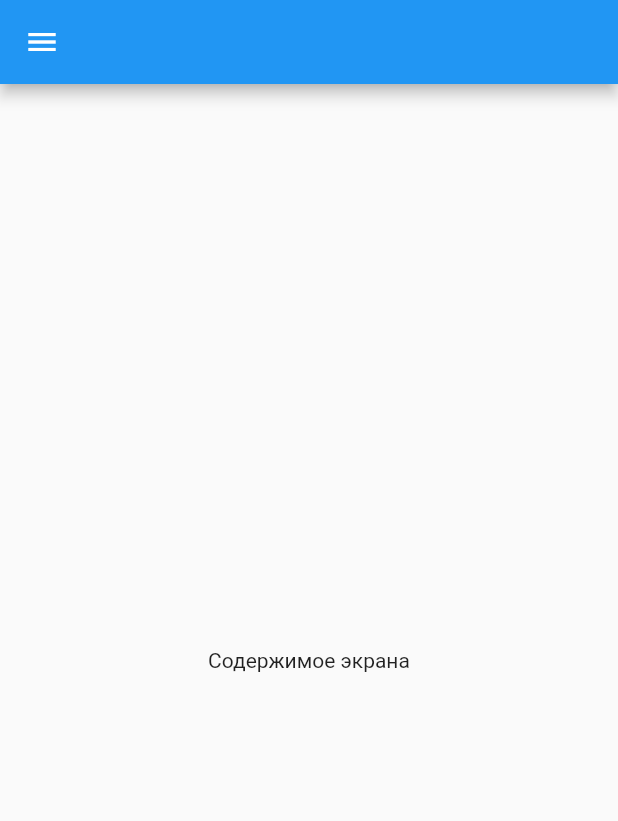
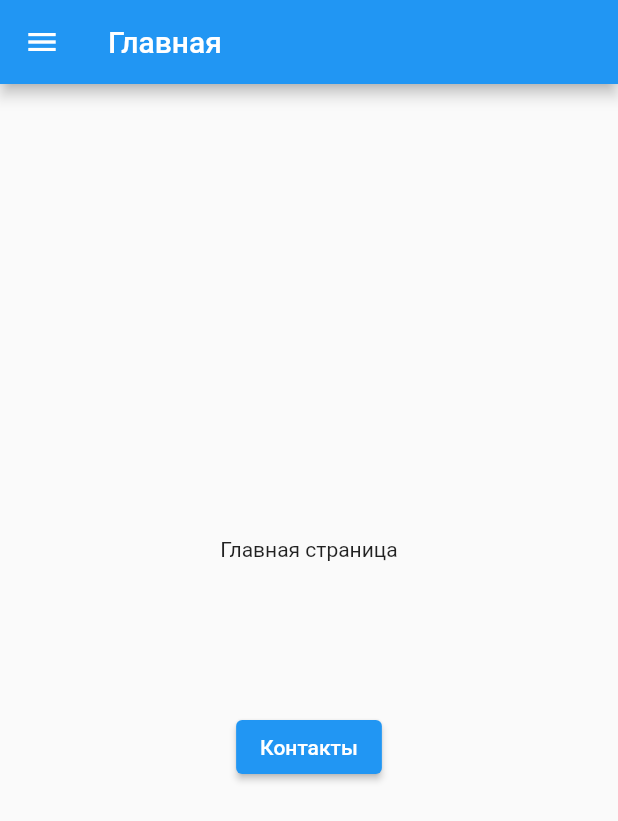
Before and after one commit to MPozh/widgets_demo, a Flutter app: the screen it shows after launch, on a phone screen of 412 x 824 dp. Shown: the top 821 px of the screen. Run offline on Flutter 3.47's test engine with Material 2 defaults, Android fonts, the phone set to English and light mode, and no system bars; our stand-ins replace syncfusion_flutter_sliders; missing offline and left inert: sliding_switch.

Commit message:
добавлена навигация по страницам, чекбокс, радиовыбор, ащик, кнопки на верхней панели

```diff
--- /dev/null
+++ b/lib/app_bar_screen.dart
@@ -0,0 +1,38 @@
+//import 'dart:html';
+
+import 'package:flutter/material.dart';
+
+class AppBarScreen extends StatefulWidget {
+  const AppBarScreen({Key? key}) : super(key: key);
+
+  @override
+  _AppBarScreenState createState() => _AppBarScreenState();
+}
+
+class _AppBarScreenState extends State<AppBarScreen> {
+
+  @override
+  Widget build(BuildContext context) {
+    final ButtonStyle buttonstyle =
+        TextButton.styleFrom(primary: Theme.of(context).colorScheme.onPrimary);
+
+    return MaterialApp(
+      home: Scaffold(
+        appBar: AppBar(
+          title: Text("Демо AppBar"),
+          actions: <Widget>[
+            IconButton(
+                tooltip: "Содержимое",
+                onPressed: (){}, icon: const Icon(Icons.wallet_travel)),
+            IconButton(onPressed: (){}, icon: const Icon(Icons.access_alarm)),
+            TextButton(
+                onPressed: () {},
+                child: const Text("Профиль"),
+                style: buttonstyle,)
+          ],
+        ),
+        body: Center(child: Text("Контент")),
+      ),
+    );
+  }
+}
--- /dev/null
+++ b/lib/navigation_demo.dart
@@ -0,0 +1,248 @@
+import 'package:flutter/material.dart';
+import 'package:widgets_demo/text_demo_screen.dart';
+
+class NavigationDemoScreen extends StatefulWidget {
+  const NavigationDemoScreen({Key? key}) : super(key: key);
+
+  @override
+  _NavigationDemoScreenState createState() => _NavigationDemoScreenState();
+}
+
+class _NavigationDemoScreenState extends State<NavigationDemoScreen> {
+
+
+  @override
+  Widget build(BuildContext context) {
+    return MaterialApp(
+      //home: const MailScreen() - home здесь нельзя указывать, не работает с initialRoute
+      initialRoute: '/',
+      routes: {
+        '/': (context) => const MainScreen(),
+        '/contacts': (context) => const SecondScreen(),
+        '/radio': (context) => const RadioScreen(),
+      },
+    );
+  }
+}
+
+Widget navDrawer(context) => Drawer(
+  child: ListView(padding: EdgeInsets.zero, children: [
+    DrawerHeader(
+        decoration: const BoxDecoration(color: Colors.blue),
+        child: Container(height: 200,
+          child: Column(
+            mainAxisAlignment: MainAxisAlignment.center,
+            crossAxisAlignment: CrossAxisAlignment.center,
+            children: [
+              Container(
+                height: 100,
+                decoration: const BoxDecoration(
+                    borderRadius: BorderRadius.all(Radius.circular(50.0))
+                ),
+                child: Image.network("https://upload.wikimedia.org/wikipedia/commons/thumb/4/44/Google-flutter-logo.svg/320px-Google-flutter-logo.svg.png",),
+              ),
+              const Text("Кейс 2.3 Навигация")
+            ],
+          ),
+        )
+    ),
+
+    ListTile(
+      leading: const Icon(Icons.one_k),
+      title: const Text("Главная"),
+      onTap: () {
+        //Navigator.pop(context);
+        Navigator.pushNamed(context, '/');
+      },
+    ),
+    ListTile(
+      leading: const Icon(Icons.two_k),
+      title: const Text("Контакты"),
+      onTap: () {
+        //Navigator.pop(context);
+        Navigator.pushNamed(context, '/contacts');
+      },
+    ),
+    const Divider(),
+    const Padding(
+      padding: EdgeInsets.only(left: 10),
+      child: Text("Профиль"),
+    ),
+    ListTile(
+      leading: const Icon(Icons.three_k),
+      title: const Text("Выбор"),
+      onTap: () {
+        //Navigator.pop(context);
+      Navigator.pushNamed(context, '/radio');
+      },
+    ),
+   ],
+  ),
+ );
+
+class MainScreen extends StatelessWidget {
+  const MainScreen({Key? key}) : super(key: key);
+
+  @override
+  Widget build(BuildContext context) {
+    return Scaffold(
+      appBar: AppBar(title: const Text('Главная')),
+      drawer: navDrawer(context),
+      body: Center(
+        child: Column(mainAxisAlignment: MainAxisAlignment.center,
+          children: [
+            const Text('Главная страница'),
+            const SizedBox(height: 100,),
+            ElevatedButton(
+                onPressed: () {
+                  Navigator.pushNamed(context, '/contacts');
+                  },
+               child: const Text('Контакты'),
+            ),
+           ]
+        ),
+      ),
+    );
+  }
+}
+
+class SecondScreen1 extends StatelessWidget {
+  const SecondScreen1({Key? key}) : super(key: key);
+
+  @override
+  Widget build(BuildContext context) {
+    return Scaffold(
+      appBar: AppBar(title: const Text('Контакты')),
+      drawer: navDrawer(context),
+      body: Center(
+        child: Column(mainAxisAlignment: MainAxisAlignment.center,
+            children: [
+              const Text('Страница контактов'),
+              const SizedBox(height: 100,),
+              ElevatedButton(
+                onPressed: () {
+                  Navigator.pop(context);
+                },
+                child: const Text('Назад'),),
+            ]
+        ),
+      ),
+    );
+  }
+}
+
+class SecondScreen extends StatefulWidget {
+  const SecondScreen({Key? key}) : super(key: key);
+
+  @override
+  _SecondScreenState createState() => _SecondScreenState();
+}
+
+class _SecondScreenState extends State<SecondScreen> {
+
+  @override
+  Widget build(BuildContext context) {
+    final ButtonStyle buttoned =
+    TextButton.styleFrom(primary: Theme
+        .of(context)
+        .colorScheme
+        .onPrimary);
+
+    return MaterialApp(
+      home: Scaffold(
+        appBar: AppBar(
+          title: Text("Контакты"),
+          actions: <Widget>[
+            IconButton(
+                tooltip: "Досье",
+                onPressed: () {}, icon: const Icon(Icons.wallet_travel)),
+            IconButton(onPressed: () {},
+                icon: const Icon(Icons.production_quantity_limits)),
+            TextButton(
+              onPressed: () {
+                Navigator.pushNamed(context, '/radio');
+              },
+              child: const Text("Выбрать"),
+              style: buttoned,)
+          ],
+        ),
+        drawer: navDrawer(context),
+        body: Center(child: Text("Контент")),
+      ),
+    );
+  }
+}
+
+
+
+class RadioScreen extends StatefulWidget {
+  const RadioScreen({Key? key}) : super(key: key);
+
+  @override
+  _RadioScreenState createState() => _RadioScreenState();
+}
+
+enum Person {first, second, third}
+
+class _RadioScreenState extends State<RadioScreen> {
+  bool _checked = false;
+  //bool _confirmAgreement = true;
+  Person? _person = Person.first;
+
+  void _onPersChange(Person? value) {
+    setState(() {
+      _person = value;
+    });
+  }
+
+  @override
+  Widget build(BuildContext context) {
+    return MaterialApp(
+      home: Scaffold(
+        appBar: AppBar(),
+        body: Center(
+          child: Column(
+              children: [
+                Row(
+                  children: [
+                    Checkbox(value: _checked, onChanged: (val) {
+                      setState(() {
+                        _checked = !_checked;
+                      });
+                    }),
+                    Text('Необходимо выбрать'),
+                  ],
+                ),
+                const Text('Участники: '),
+                RadioListTile<Person>(
+                  title: const Text('Вася'),
+                  value: Person.first,
+                  groupValue: _person,
+                  onChanged: _onPersChange,
+                ),
+                RadioListTile<Person>(
+                  title: const Text('Петя'),
+                  value: Person.second,
+                  groupValue: _person,
+                  onChanged: _onPersChange,
+                ),
+                RadioListTile<Person>(
+                  title: const Text('Серёжа'),
+                  value: Person.third,
+                  groupValue: _person,
+                  onChanged: _onPersChange,
+                ),
+                const SizedBox(height: 100,),
+                ElevatedButton(
+                  onPressed: () {
+                    Navigator.pushNamed(context, '/');
+                  },
+                  child: const Text('На главную'),
+                ),
+              ]
+          ),
+        ),
+      ),
+    );
+  }
+}
```
Also changed, not shown: lib/main.dart (+7 -1 lines).
